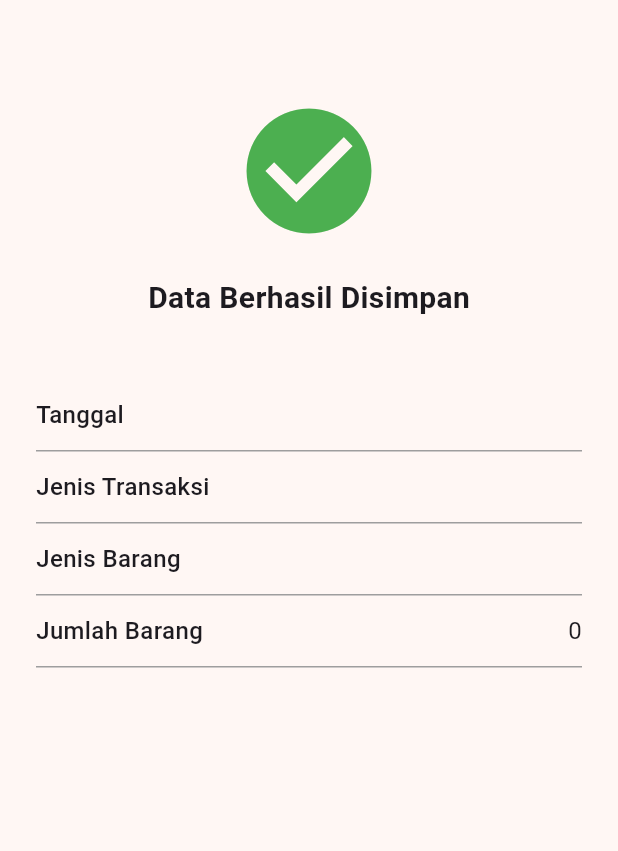
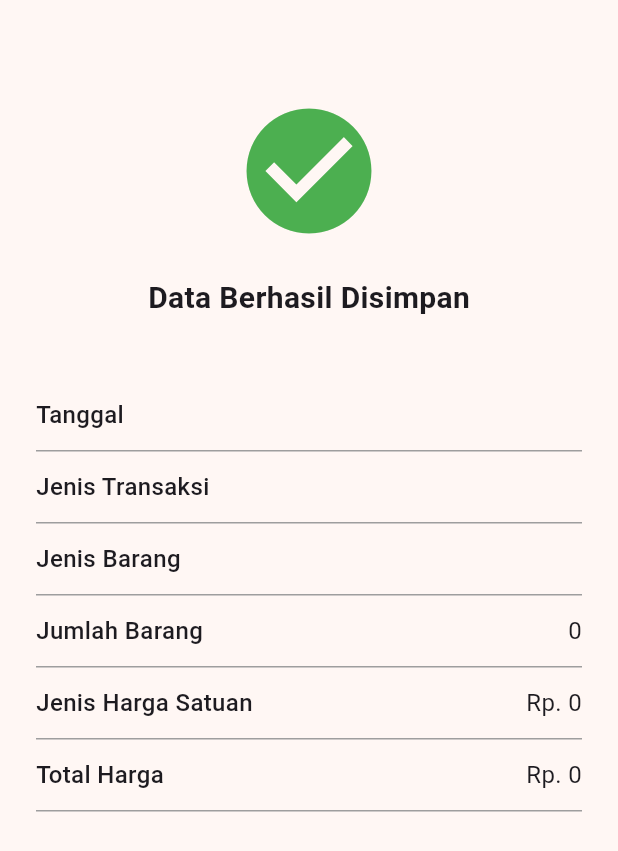
Before and after one commit to emzhran/20220140118_UCP1Flutter, a Flutter app: the DetailTransaksi screen opened directly with empty values, on a phone screen of 412 x 824 dp. Shown: the top 851 px of the screen. Run offline on Flutter 3.47's test engine with Material 3 defaults, Android fonts, the phone set to English and light mode, and no system bars.

Commit message:
menambahkan tampilan untuk menampilkan harga satuan dan total harga

```diff
--- a/lib/detail_transaksi.dart
+++ b/lib/detail_transaksi.dart
@@ -1,4 +1,5 @@
 import 'package:flutter/material.dart';
+import 'package:ucp1_118/home_page.dart';
 
 class DetailTransaksi extends StatelessWidget {
   final String email;
@@ -23,7 +24,7 @@ class DetailTransaksi extends StatelessWidget {
   @override
   Widget build(BuildContext context) {
     return Scaffold(
-      backgroundColor: Color(0xFFFFF7F4),
+      backgroundColor: const Color(0xFFFFF7F4),
       body: SafeArea(
         child: Padding(
           padding: const EdgeInsets.all(24.0),
@@ -116,6 +117,44 @@ class DetailTransaksi extends StatelessWidget {
                   ],
                 ),
               ),
+              Container(
+                padding: const EdgeInsets.symmetric(vertical: 12),
+                decoration: const BoxDecoration(
+                  border: Border(bottom: BorderSide(color: Colors.grey)),
+                ),
+                child: Row(
+                  mainAxisAlignment: MainAxisAlignment.spaceBetween,
+                  children: [
+                    const Text(
+                      "Jenis Harga Satuan",
+                      style: TextStyle(
+                        fontSize: 16,
+                        fontWeight: FontWeight.w500,
+                      ),
+                    ),
+                    Text("Rp. $harga", style: const TextStyle(fontSize: 16)),
+                  ],
+                ),
+              ),
+              Container(
+                padding: const EdgeInsets.symmetric(vertical: 12),
+                decoration: const BoxDecoration(
+                  border: Border(bottom: BorderSide(color: Colors.grey)),
+                ),
+                child: Row(
+                  mainAxisAlignment: MainAxisAlignment.spaceBetween,
+                  children: [
+                    const Text(
+                      "Total Harga",
+                      style: TextStyle(
+                        fontSize: 16,
+                        fontWeight: FontWeight.w500,
+                      ),
+                    ),
+                    Text("Rp. $total", style: const TextStyle(fontSize: 16)),
+                  ],
+                ),
+              ),
             ],
           ),
         ),
```
